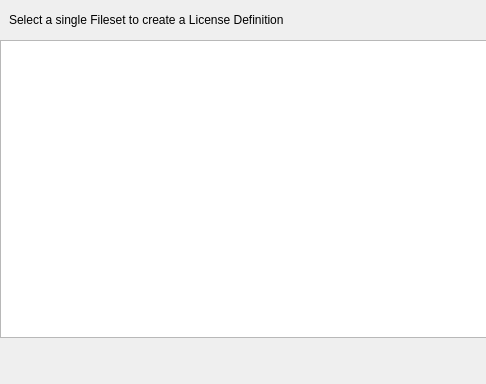
fw-dev/translations, file FWAdminLib/LicenseFilesetDlg.ui: the form before one commit; both pictures show x 0 to 486 and y 0 to 384 of the 791 by 384 pixel window.
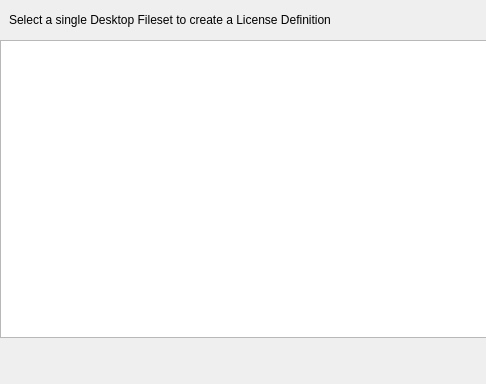
The form after the commit. Custom widgets are drawn as their Qt base class.

```diff
--- a/FWAdminLib/LicenseFilesetDlg.ui
+++ b/FWAdminLib/LicenseFilesetDlg.ui
@@ -41,7 +41,7 @@
          </sizepolicy>
         </property>
         <property name="text">
-         <string>Select a single Fileset to create a License Definition </string>
+         <string>Select a single Desktop Fileset to create a License Definition </string>
         </property>
        </widget>
       </item>
```
Left out of the diff: 11 changed lines with no effect on the pictures.
